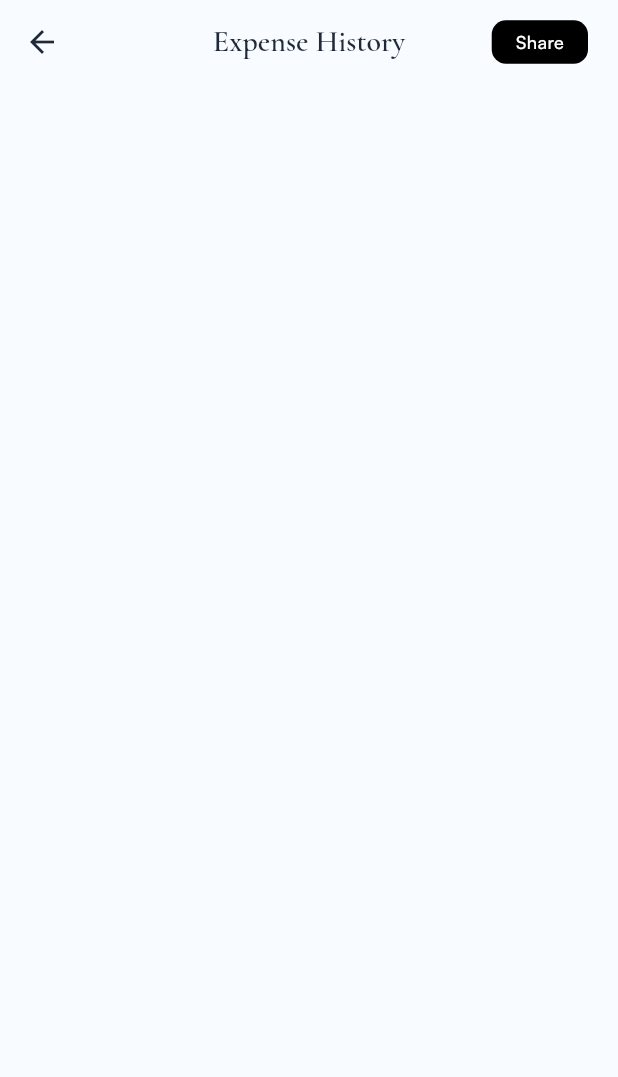
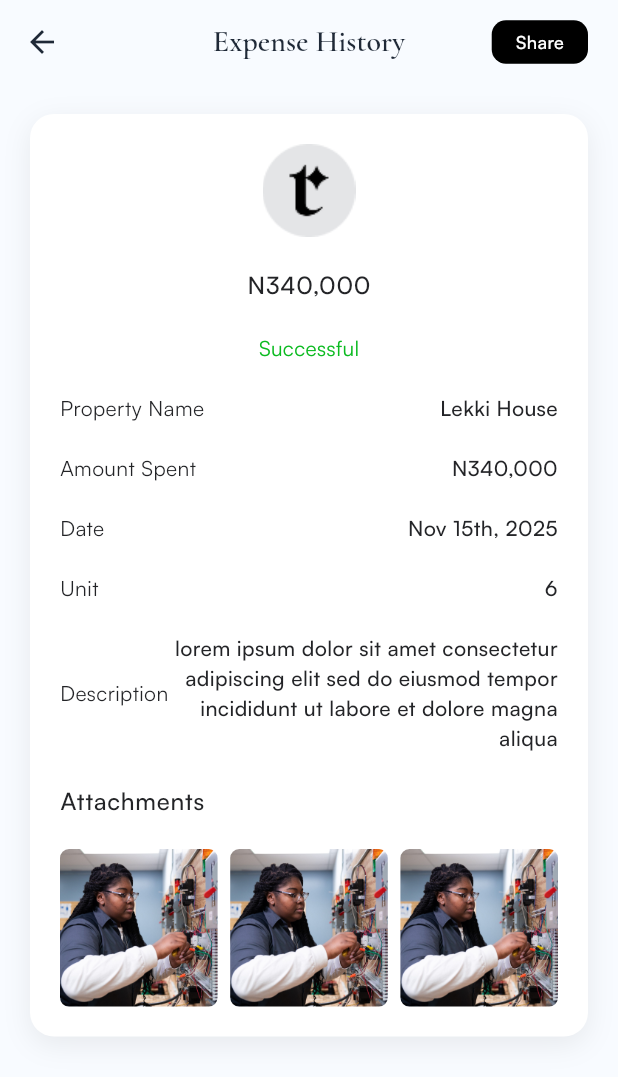
Before and after one commit to Jaysalasi/tobfolio, a Flutter app: the ExpensesHistoryDetail screen opened directly, on a phone screen of 412 x 824 dp. Shown: the top 1077 px of the screen. Run offline on Flutter 3.47's test engine with Material 3 defaults, Android fonts, the phone set to English and light mode, and no system bars; our stand-ins replace bloc, dio, dotted_border, equatable, flutter_bloc, flutter_secure_storage and 5 more; accounts and stored records are empty; project files that could hold a hidden picture were left out.

Commit message:
expense history

```diff
--- a/lib/features/add_property/screens/add_property_screen.dart
+++ b/lib/features/add_property/screens/add_property_screen.dart
@@ -366,8 +366,8 @@ class _AddPropertyScreenState extends State<AddPropertyScreen> {
         const SizedBox(height: 10),
 
         AltTextField(
-          label: "Property Name",
-          hint: state.unitType != '' ? state.unitType : "Enter property name",
+          label: "Unit Name",
+          hint: state.unitType != '' ? state.unitType : "Enter unit name",
           value: state.unitType,
           type: AltFieldType.text,
           // items: ["Flat", "Room", "Villa", "Office", "Plot"],
--- a/lib/features/expenses/screen/expenses_history_detail.dart
+++ b/lib/features/expenses/screen/expenses_history_detail.dart
@@ -1,5 +1,8 @@
 import 'package:flutter/material.dart';
+import 'package:tob/core/theme/app_theme.dart';
+import 'package:tob/core/utils/components/constants.dart';
 import 'package:tob/core/utils/components/widgets.dart';
+import 'package:tob/core/utils/constants/assets/pngs.dart';
 
 class ExpensesHistoryDetail extends StatelessWidget {
   const ExpensesHistoryDetail({super.key});
@@ -7,6 +10,7 @@ class ExpensesHistoryDetail extends StatelessWidget {
   @override
   Widget build(BuildContext context) {
     final theme = Theme.of(context);
+    final size = MediaQuery.of(context).size;
     return Scaffold(
       backgroundColor: theme.colorScheme.tertiary,
       appBar: AppBar(
@@ -27,6 +31,145 @@ class ExpensesHistoryDetail extends StatelessWidget {
           const SizedBox(width: 20),
         ],
       ),
+      body: Column(
+        children: [
+          Row(
+            children: [
+              Expanded(
+                child: Container(
+                  margin: EdgeInsets.symmetric(horizontal: 20, vertical: 20),
+                  padding: EdgeInsets.symmetric(horizontal: 20, vertical: 20),
+                  // color: theme.colorScheme.surface,
+                  decoration: BoxDecoration(
+                    borderRadius: BorderRadius.circular(16),
+                    color: Colors.white,
+                    boxShadow: appShadow(context),
+                  ),
+                  child: Column(
+                    crossAxisAlignment: CrossAxisAlignment.start,
+                    spacing: 20,
+                    children: [
+                      // SizedBox(height: 20),
+                      Center(
+                        child: Column(
+                          spacing: 20,
+                          crossAxisAlignment: CrossAxisAlignment.center,
+                          children: [
+                            Image.asset(AppImages.logoFramed),
+                            Text(
+                              "N340,000",
+                              style: theme.textTheme.bodyLarge?.copyWith(fontWeight: FontWeight.w500),
+                            ),
+                            Text(
+                              "Successful",
+                              style: theme.textTheme.bodyMedium?.copyWith(
+                                color: AppTheme.green,
+                              ),
+                            ),
+                          ],
+                        ),
+                      ),
+                      rowText(
+                        theme: theme,
+                        title: "Property Name",
+                        subtitle: "Lekki House",
+                      ),
+                      rowText(
+                        theme: theme,
+                        title: "Amount Spent",
+                        subtitle: "N340,000",
+                      ),
+                      rowText(
+                        theme: theme,
+                        title: "Date",
+                        subtitle: "Nov 15th, 2025",
+                      ),
+                      rowText(theme: theme, title: "Unit", subtitle: "6"),
+                      rowText(
+                        theme: theme,
+                        title: "Description",
+                        subtitle:
+                            "lorem ipsum dolor sit amet consectetur adipiscing elit sed do eiusmod tempor incididunt ut labore et dolore magna aliqua ",
+                      ),
+
+                      Text(
+                        "Attachments",
+                        style: theme.textTheme.bodyLarge?.copyWith(
+                          fontWeight: FontWeight.w500,
+                        ),
+                        textAlign: TextAlign.left,
+                      ),
+
+                      Container(
+                        decoration: BoxDecoration(
+                          color: Colors.white,
+                          // borderRadius: BorderRadius.circular(8),
+                          // border: Border.all(color: AppTheme.grey),
+                        ),
+                        child: Row(
+                          spacing: 5,
+                          mainAxisAlignment: MainAxisAlignment.spaceBetween,
+                          children: [
+                            ClipRRect(
+                              borderRadius: BorderRadius.circular(6),
+                              child: Image.asset(
+                                AppImages.worker1,
+                                width: size.width * 0.255,
+                                height: size.width * 0.255,
+                                fit: BoxFit.cover,
+                              ),
+                            ),
+                            ClipRRect(
+                              borderRadius: BorderRadius.circular(6),
+                              child: Image.asset(
+                                AppImages.worker1,
+                                width: size.width * 0.255,
+                                height: size.width * 0.255,
+                                fit: BoxFit.cover,
+                              ),
+                            ),
+                            ClipRRect(
+                              borderRadius: BorderRadius.circular(6),
+                              child: Image.asset(
+                                AppImages.worker1,
+                                width: size.width * 0.255,
+                                height: size.width * 0.255,
+                                fit: BoxFit.cover,
+                              ),
+                            ),
+                          ],
+                        ),
+                      ),
+                    ],
+                  ),
+                ),
+              ),
+            ],
+          ),
+        ],
+      ),
+    );
+  }
+
+  Row rowText({
+    required ThemeData theme,
+    required String title,
+    required String subtitle,
+  }) {
+    return Row(
+      mainAxisAlignment: MainAxisAlignment.spaceBetween,
+      children: [
+        Text(title, style: theme.textTheme.bodyMedium),
+        Expanded(
+          child: Text(
+            subtitle,
+            style: theme.textTheme.bodyMedium?.copyWith(
+              fontWeight: FontWeight.w500,
+            ),
+            textAlign: TextAlign.end,
+          ),
+        ),
+      ],
     );
   }
 }
```
